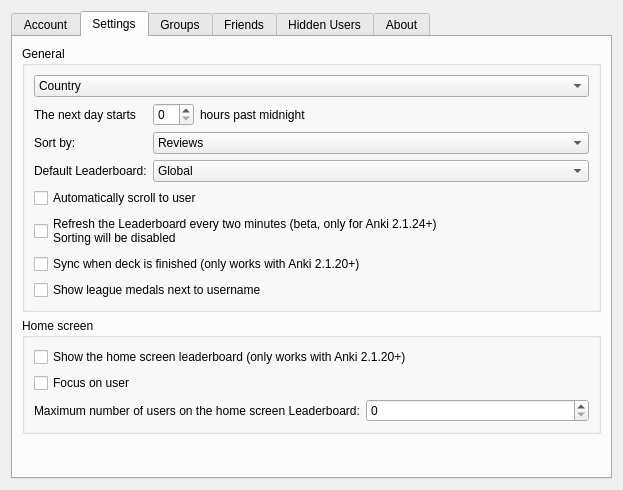
Above: designer/config.ui from ThoreBor/Anki_Leaderboard before the change. Below: the same form after it.
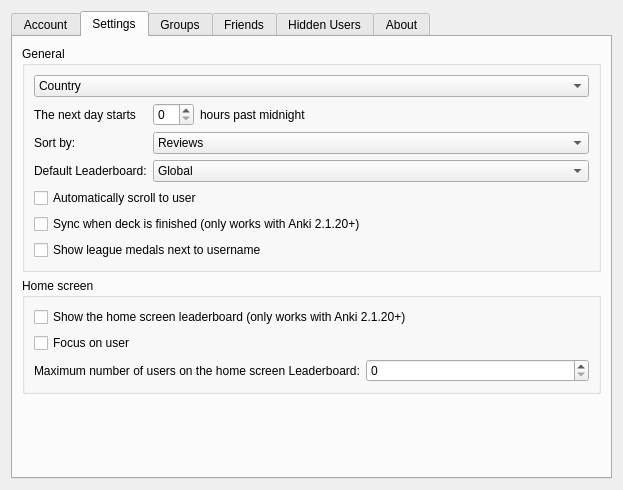
That is the form after the change. The open tabs and pages were chosen to show the change.

Patch:
```diff
--- a/designer/config.ui
+++ b/designer/config.ui
@@ -324,16 +324,14 @@
           <string>General</string>
          </property>
          <layout class="QGridLayout" name="gridLayout_8">
-          <item row="0" column="0">
-           <widget class="QComboBox" name="country">
+          <item row="3" column="0">
+           <widget class="QCheckBox" name="autosync">
             <property name="cursor">
              <cursorShape>PointingHandCursor</cursorShape>
             </property>
-            <item>
-             <property name="text">
-              <string>Country</string>
-             </property>
-            </item>
+            <property name="text">
+             <string>Sync when deck is finished (only works with Anki 2.1.20+)</string>
+            </property>
            </widget>
           </item>
           <item row="1" column="0">
@@ -464,31 +462,19 @@
             </property>
            </widget>
           </item>
-          <item row="3" column="0">
-           <widget class="QCheckBox" name="refresh">
-            <property name="enabled">
-             <bool>true</bool>
-            </property>
+          <item row="0" column="0">
+           <widget class="QComboBox" name="country">
             <property name="cursor">
              <cursorShape>PointingHandCursor</cursorShape>
             </property>
-            <property name="text">
-             <string>Refresh the Leaderboard every two minutes (beta, only for Anki 2.1.24+)
-Sorting will be disabled</string>
-            </property>
+            <item>
+             <property name="text">
+              <string>Country</string>
+             </property>
+            </item>
            </widget>
           </item>
           <item row="4" column="0">
-           <widget class="QCheckBox" name="autosync">
-            <property name="cursor">
-             <cursorShape>PointingHandCursor</cursorShape>
-            </property>
-            <property name="text">
-             <string>Sync when deck is finished (only works with Anki 2.1.20+)</string>
-            </property>
-           </widget>
-          </item>
-          <item row="5" column="0">
            <widget class="QCheckBox" name="medals">
             <property name="cursor">
              <cursorShape>PointingHandCursor</cursorShape>
```
Left out of the diff: 9 changed lines with no effect on the pictures.
